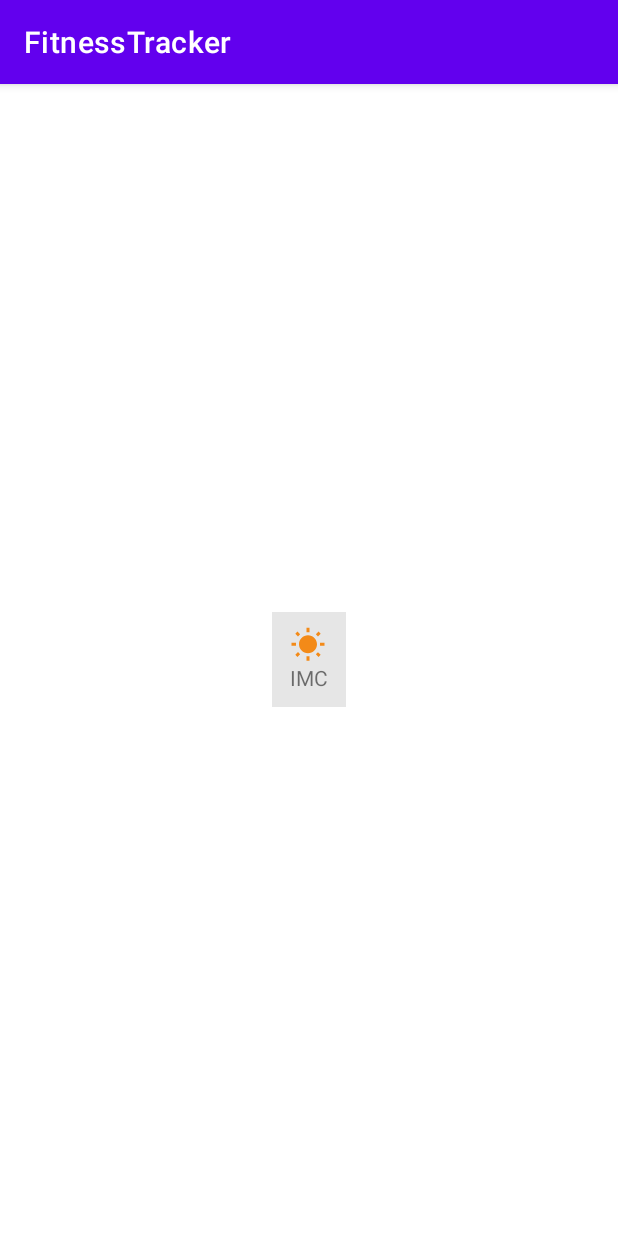
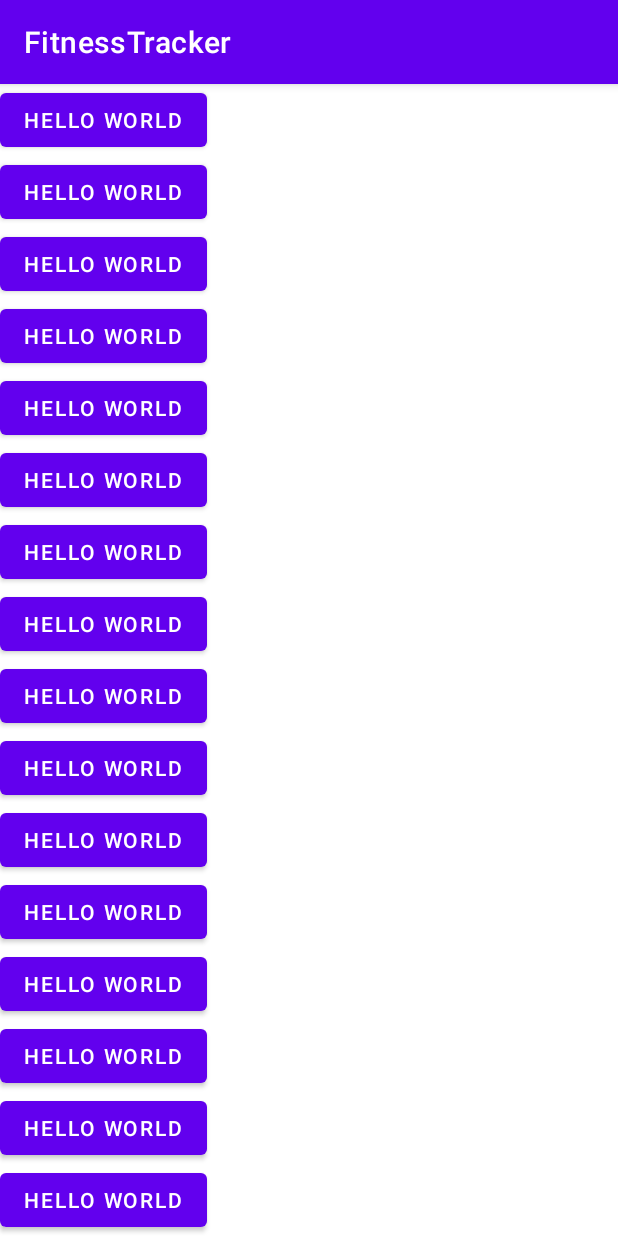
Before and after one commit to maatheux/fitness-app, an Android app: the screen it shows after launch (MainActivity), on a phone screen of 412 x 824 dp. Run offline under Robolectric (Android 15) with nearby library versions, the phone set to English and light mode, and no system bars.

Commit message:
RecyclerView and Adapter

```diff
--- a/app/src/main/java/com/example/appfitness/MainActivity.kt
+++ b/app/src/main/java/com/example/appfitness/MainActivity.kt
@@ -1,24 +1,53 @@
 package com.example.appfitness
 
-import android.content.Intent
 import androidx.appcompat.app.AppCompatActivity
 import android.os.Bundle
-import android.widget.LinearLayout
+import android.util.Log
+import android.view.View
+import android.view.ViewGroup
+import androidx.recyclerview.widget.LinearLayoutManager
+import androidx.recyclerview.widget.RecyclerView
 
 class MainActivity : AppCompatActivity() {
 
-    private lateinit var btnImc: LinearLayout
+//    private lateinit var btnImc: LinearLayout
+    private lateinit var rvMain: RecyclerView
 
     override fun onCreate(savedInstanceState: Bundle?) {
         super.onCreate(savedInstanceState)
         setContentView(R.layout.activity_main)
 
-        btnImc = findViewById(R.id.btn_imc)
+        val adapter = MainAdapter()
+        rvMain = findViewById(R.id.rv_main)
+        rvMain.adapter = adapter
+        rvMain.layoutManager = LinearLayoutManager(this)
 
-        btnImc.setOnClickListener {
-            val i = Intent(this, ImcActivity::class.java)
-            startActivity(i)
+//        btnImc = findViewById(R.id.btn_imc)
+//
+//        btnImc.setOnClickListener {
+//            val i = Intent(this, ImcActivity::class.java)
+//            startActivity(i)
+//        }
+
+    }
+
+    private inner class MainAdapter : RecyclerView.Adapter<MainViewHolder>() {
+        override fun onCreateViewHolder(parent: ViewGroup, viewType: Int): MainViewHolder {
+            val view = layoutInflater.inflate(R.layout.main_item, parent, false)
+            return MainViewHolder(view)
+        }
+
+        override fun onBindViewHolder(holder: MainViewHolder, position: Int) {
+            Log.i("position", "$position")
+        }
+
+        override fun getItemCount(): Int {
+            return 30
         }
 
     }
+
+    private class MainViewHolder(view: View) : RecyclerView.ViewHolder(view) { }
+    // e a celula, ou o layout, em si
+
 }
--- a/app/src/main/res/layout/activity_main.xml
+++ b/app/src/main/res/layout/activity_main.xml
@@ -8,25 +8,30 @@
     android:gravity="center"
     tools:context=".MainActivity">
 
-    <LinearLayout
-        android:id="@+id/btn_imc"
-        android:layout_width="wrap_content"
-        android:layout_height="wrap_content"
-        android:orientation="vertical"
-        android:paddingHorizontal="12dp"
-        android:paddingVertical="10dp"
-        android:background="@color/colorLigthGray">
+    <androidx.recyclerview.widget.RecyclerView
+        android:id="@+id/rv_main"
+        android:layout_width="match_parent"
+        android:layout_height="match_parent" />
 
-        <ImageView
-            android:src="@drawable/ic_baseline_wb_sunny_24"
-            android:layout_width="wrap_content"
-            android:layout_height="wrap_content" />
+<!--    <LinearLayout-->
+<!--        android:id="@+id/btn_imc"-->
+<!--        android:layout_width="wrap_content"-->
+<!--        android:layout_height="wrap_content"-->
+<!--        android:orientation="vertical"-->
+<!--        android:paddingHorizontal="12dp"-->
+<!--        android:paddingVertical="10dp"-->
+<!--        android:background="@color/colorLigthGray">-->
 
-        <TextView
-            android:layout_width="wrap_content"
-            android:layout_height="wrap_content"
-            android:text="@string/label_imc"/>
+<!--        <ImageView-->
+<!--            android:src="@drawable/ic_baseline_wb_sunny_24"-->
+<!--            android:layout_width="wrap_content"-->
+<!--            android:layout_height="wrap_content" />-->
 
-    </LinearLayout>
+<!--        <TextView-->
+<!--            android:layout_width="wrap_content"-->
+<!--            android:layout_height="wrap_content"-->
+<!--            android:text="@string/label_imc"/>-->
+
+<!--    </LinearLayout>-->
 
 </LinearLayout>
--- /dev/null
+++ b/app/src/main/res/layout/main_item.xml
@@ -0,0 +1,12 @@
+<?xml version="1.0" encoding="utf-8"?>
+<LinearLayout xmlns:android="http://schemas.android.com/apk/res/android"
+    android:layout_width="match_parent"
+    android:layout_height="wrap_content">
+
+    <Button
+        android:id="@+id/btn_item"
+        android:layout_width="wrap_content"
+        android:layout_height="wrap_content"
+        android:text="Hello World"/>
+
+</LinearLayout>
```
